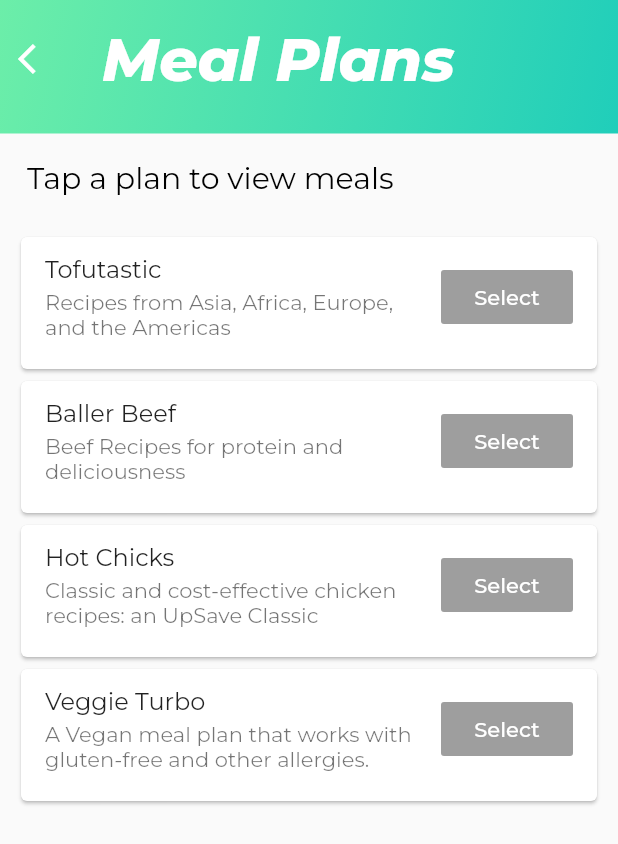
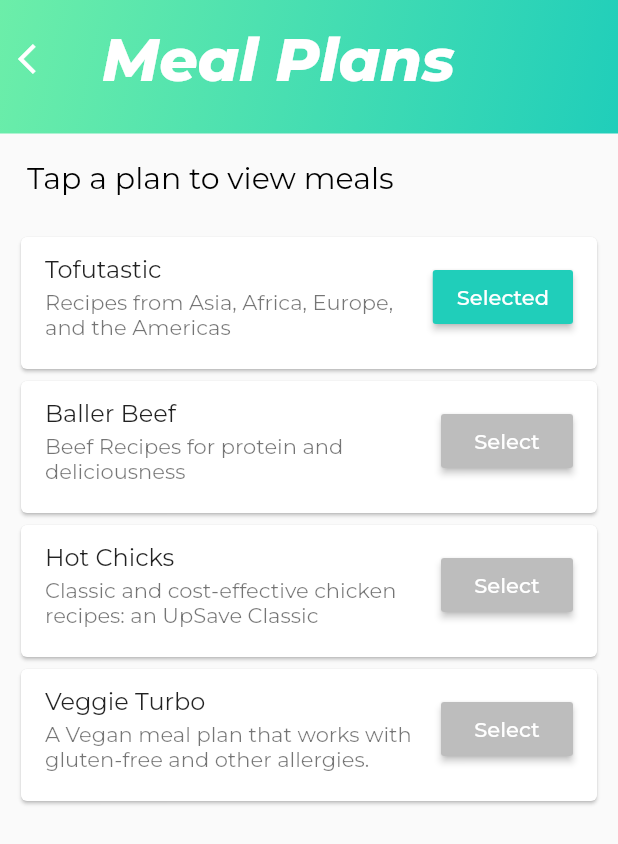
Before and after one commit to Etash47/upsavemvp, a Flutter app: the MealPlanSelectPage screen opened directly, on a phone screen of 412 x 824 dp. Shown: the top 844 px of the screen. Run offline on Flutter 3.47's test engine with Material 2 defaults, Android fonts, the phone set to English and light mode, and no system bars; our stand-ins replace google_fonts; missing offline and left inert: custom_navigator.

Commit message:
Add ingredient page integrated (blank) plus meal plan select content button switcher

```diff
--- a/lib/meal_plan_select_content.dart
+++ b/lib/meal_plan_select_content.dart
@@ -1,6 +1,8 @@
 import 'package:flutter/material.dart';
 import 'top_bar.dart';
 import 'meal_plan_view_page_content.dart';
+
+int selectedPlan = 0;
 
 class MealPlanSelectPage extends StatefulWidget {
   @override
@@ -33,20 +35,32 @@ class _MealPlanSelectPageState extends State<MealPlanSelectPage> {
                   title: "Tofutastic",
                   subtitle:
                       "Recipes from Asia, Africa, Europe, and the Americas",
+                  planID: 0,
+                  selected: (0 == selectedPlan),
+                  parent: this,
                 ),
                 MealPlanListItem(
                   title: "Baller Beef",
                   subtitle: "Beef Recipes for protein and deliciousness",
+                  planID: 1,
+                  selected: (1 == selectedPlan),
+                  parent: this,
                 ),
                 MealPlanListItem(
                   title: "Hot Chicks",
                   subtitle:
                       "Classic and cost-effective chicken recipes: an UpSave Classic",
+                  planID: 2,
+                  selected: (2 == selectedPlan),
+                  parent: this,
                 ),
                 MealPlanListItem(
                   title: "Veggie Turbo",
                   subtitle:
                       "A Vegan meal plan that works with gluten-free and other allergies.",
+                  planID: 3,
+                  selected: (3 == selectedPlan),
+                  parent: this,
                 ),
               ],
             ),
@@ -60,8 +74,12 @@ class _MealPlanSelectPageState extends State<MealPlanSelectPage> {
 class MealPlanListItem extends StatefulWidget {
   final String title;
   final String subtitle;
+  final int planID;
+  final bool selected;
+  final _MealPlanSelectPageState parent;
 
-  MealPlanListItem({this.title, this.subtitle});
+  MealPlanListItem(
+      {this.title, this.subtitle, this.planID, this.selected, this.parent});
 
   @override
   _MealPlanListItemState createState() => _MealPlanListItemState();
@@ -92,9 +110,16 @@ class _MealPlanListItemState extends State<MealPlanListItem> {
             children: <Widget>[
               RaisedButton(
                 child: Text(
-                  "Select",
+                  widget.selected ? "Selected" : "Select",
                   style: TextStyle(color: Colors.white),
                 ),
+                onPressed: () {
+                  widget.parent.setState(() {
+                    selectedPlan = widget.planID;
+                  });
+                },
+                color:
+                    widget.selected ? green_accent_color : Colors.grey.shade400,
               ),
             ],
           ),
--- a/lib/top_bar.dart
+++ b/lib/top_bar.dart
@@ -1,5 +1,7 @@
 import 'package:flutter/material.dart';
 import 'package:google_fonts/google_fonts.dart';
+
+const green_accent_color = Color(0xFF20CEBA);
 
 class TopBar extends StatelessWidget {
   final String header;
```
Also changed, not shown: lib/add_ingredient_page_content.dart (+20 -0 lines), lib/pantry_page_content.dart (+11 -1 lines).
